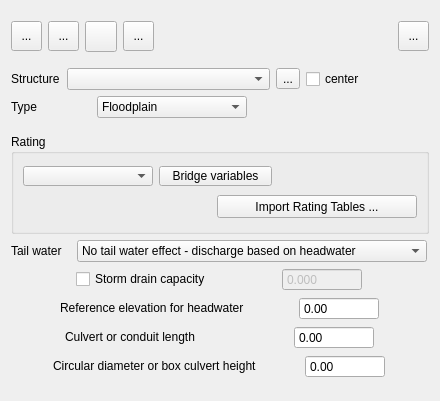
Above: flo2d/ui/struct_editor.ui from FLO-2DSoftware/qgis-flo-2d-plugin before the change. Below: the same form after it.
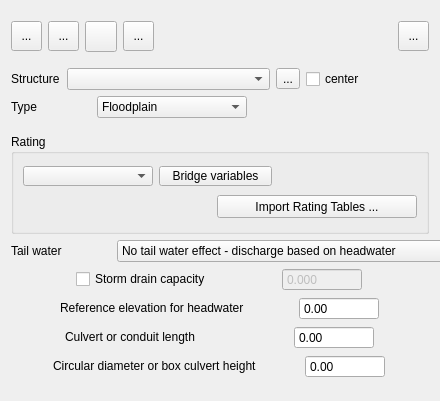
That is the form after the change. Icons and pictures are not drawn.

Commit message: Remove frame from Structures Editor widget

```diff
--- a/flo2d/ui/struct_editor.ui
+++ b/flo2d/ui/struct_editor.ui
@@ -486,13 +486,13 @@
            </property>
            <property name="minimumSize">
             <size>
-             <width>60</width>
+             <width>100</width>
              <height>20</height>
             </size>
            </property>
            <property name="maximumSize">
             <size>
-             <width>60</width>
+             <width>16777215</width>
              <height>16777215</height>
             </size>
            </property>
```
The commit also changes 1 other file.
